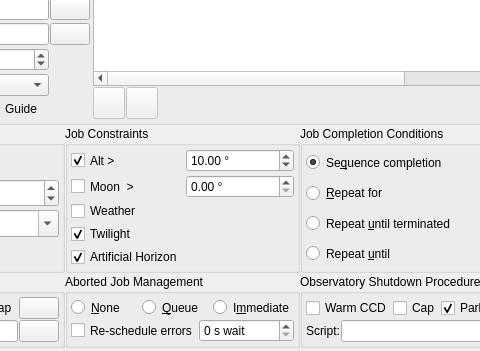
Qt form kstars-astropi/kstars/ekos/scheduler/scheduler.ui (Andre87osx/AstroPi-system) before a commit; both pictures show x 260 to 740 and y 104 to 455 of the 925 by 455 pixel window.
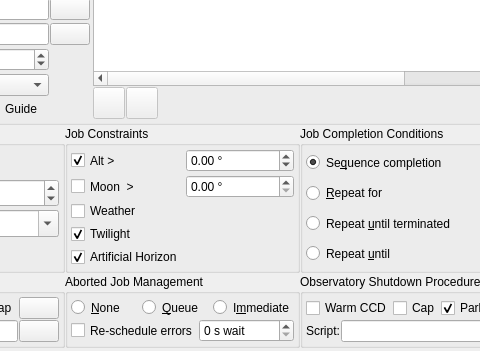
The same form after that commit. Icons and pictures are not drawn. Custom widgets are drawn as their Qt base class.

The edit to the form file:
```diff
--- a/kstars-astropi/kstars/ekos/scheduler/scheduler.ui
+++ b/kstars-astropi/kstars/ekos/scheduler/scheduler.ui
@@ -1633,9 +1633,6 @@
             <property name="maximum">
              <double>89.900000000000006</double>
             </property>
-            <property name="value">
-             <double>10.000000000000000</double>
-            </property>
            </widget>
           </item>
           <item row="2" column="0">
```
